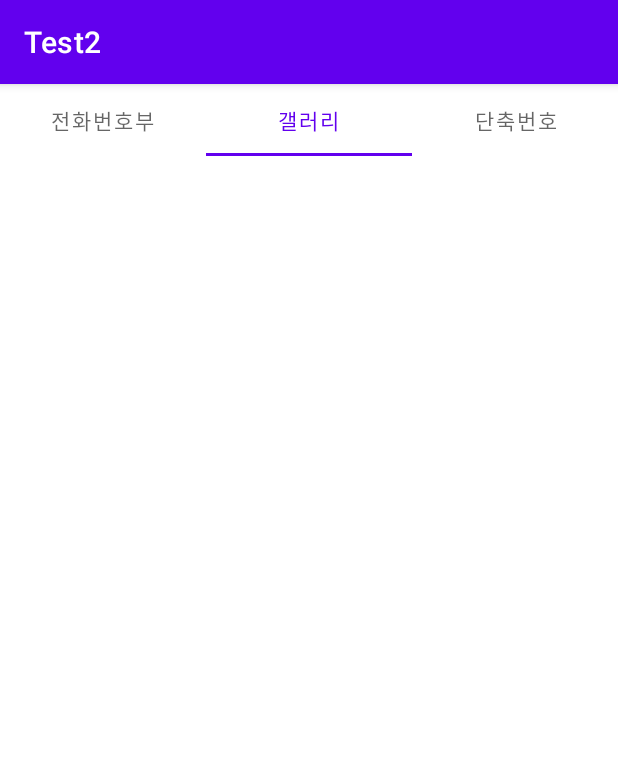
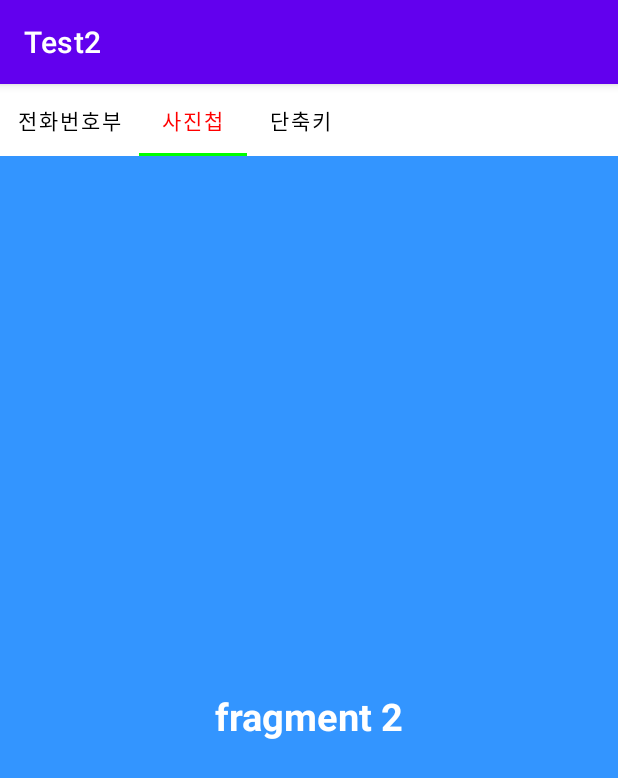
Before and after one commit to jsjclink/madcamp1w, an Android app: the screen it shows after launch (MainActivity), tab 2 chosen, on a phone screen of 412 x 824 dp. Shown: the top 778 px of the screen. Run offline under Robolectric (Android 15) with nearby library versions, the phone set to English and light mode, and no system bars.

Commit message:
Tab Complete

```diff
--- /dev/null
+++ b/app/src/main/java/com/example/test2/FirstTab.java
@@ -0,0 +1,32 @@
+package com.example.test2;
+
+import android.os.Bundle;
+import android.view.LayoutInflater;
+import android.view.View;
+import android.view.ViewGroup;
+import android.widget.TextView;
+
+import androidx.fragment.app.Fragment;
+
+public class FirstTab extends Fragment  {
+
+    @Override
+    public View onCreateView(LayoutInflater inflater, ViewGroup container, Bundle savedInstanceState) {
+        View v = inflater.inflate(R.layout.first_tab, container, false);
+
+        TextView tv = (TextView) v.findViewById(R.id.textView1);
+        tv.setText(getArguments().getString("msg"));
+        return v;
+    }
+
+    public static FirstTab newInstance(String text) {
+
+        FirstTab f = new FirstTab();
+        Bundle b = new Bundle();
+        b.putString("msg", text);
+
+        f.setArguments(b);
+
+        return f;
+    }
+}
--- a/app/src/main/java/com/example/test2/MainActivity.java
+++ b/app/src/main/java/com/example/test2/MainActivity.java
@@ -1,14 +1,74 @@
 package com.example.test2;
 
+import android.os.Bundle;
 import androidx.appcompat.app.AppCompatActivity;
-
-import android.os.Bundle;
+import androidx.fragment.app.Fragment;
+import androidx.fragment.app.FragmentActivity;
+import androidx.viewpager2.adapter.FragmentStateAdapter;
+import androidx.viewpager2.widget.ViewPager2;
+import com.google.android.material.tabs.TabLayout;
+import com.google.android.material.tabs.TabLayoutMediator;
 
 public class MainActivity extends AppCompatActivity {
-
+    private static final int NUM_PAGES = 3;
+    //The pager widget, which handles animation and allows swiping horizontally to access previous and next wizard steps.
+    public static ViewPager2 viewPager;
+    // The pager adapter, which provides the pages to the view pager widget.
+    private FragmentStateAdapter pagerAdapter;
+    // Array of tab titles
+    private String[] titles = new String[]{"전화번호부", "사진첩", "단축키"};
     @Override
     protected void onCreate(Bundle savedInstanceState) {
         super.onCreate(savedInstanceState);
         setContentView(R.layout.activity_main);
+        viewPager = findViewById(R.id.pager_content);
+        pagerAdapter = new MyPagerAdapter(this);
+        viewPager.setAdapter(pagerAdapter);
+        TabLayout tabLayout =(TabLayout) findViewById(R.id.layout_tab);
+        new TabLayoutMediator(tabLayout, viewPager,(tab, position) -> tab.setText(titles[position])).attach();
     }
+
+    private class MyPagerAdapter extends FragmentStateAdapter {
+
+        public MyPagerAdapter(FragmentActivity fa) {
+            super(fa);
+        }
+
+        @Override
+        public Fragment createFragment(int pos) {
+            switch (pos) {
+                case 0: {
+                    return FirstTab.newInstance("fragment 1");
+                }
+                case 1: {
+
+                    return SecondTab.newInstance("fragment 2");
+                }
+                case 2: {
+                    return ThirdTab.newInstance("fragment 3");
+                }
+                default:
+                    return FirstTab.newInstance("fragment 1, Default");
+            }
+        }
+
+        @Override
+        public int getItemCount() {
+            return NUM_PAGES;
+        }
+    }
+
+
+    @Override
+    public void onBackPressed() {
+        if (viewPager.getCurrentItem() == 0) {
+// If the user is currently looking at the first step, allow the system to handle the
+            // Back button. This calls finish() on this activity and pops the back stack.d
+            super.onBackPressed();
+        } else {
+// Otherwise, select the previous step.
+            viewPager.setCurrentItem(viewPager.getCurrentItem() - 1);
+        }
+    }
+
 }
--- /dev/null
+++ b/app/src/main/java/com/example/test2/SecondTab.java
@@ -0,0 +1,33 @@
+package com.example.test2;
+
+import android.os.Bundle;
+import android.view.LayoutInflater;
+import android.view.View;
+import android.view.ViewGroup;
+import android.widget.TextView;
+
+import androidx.fragment.app.Fragment;
+
+public class SecondTab extends Fragment {
+
+    @Override
+    public View onCreateView(LayoutInflater inflater, ViewGroup container, Bundle savedInstanceState) {
+        View v = inflater.inflate(R.layout.second_tab, container, false);
+
+        TextView tv = (TextView) v.findViewById(R.id.textView1);
+        tv.setText(getArguments().getString("msg"));
+
+        return v;
+    }
+
+    public static SecondTab newInstance(String text) {
+
+        SecondTab  f = new SecondTab();
+        Bundle b = new Bundle();
+        b.putString("msg", text);
+
+        f.setArguments(b);
+
+        return f;
+    }
+}
--- /dev/null
+++ b/app/src/main/java/com/example/test2/ThirdTab.java
@@ -0,0 +1,33 @@
+package com.example.test2;
+
+import android.os.Bundle;
+import android.view.LayoutInflater;
+import android.view.View;
+import android.view.ViewGroup;
+import android.widget.TextView;
+
+import androidx.fragment.app.Fragment;
+
+public class ThirdTab extends Fragment {
+
+    @Override
+    public View onCreateView(LayoutInflater inflater, ViewGroup container, Bundle savedInstanceState) {
+        View v = inflater.inflate(R.layout.third_tab, container, false);
+
+        TextView tv = (TextView) v.findViewById(R.id.textView1);
+        tv.setText(getArguments().getString("msg"));
+
+        return v;
+    }
+
+    public static ThirdTab newInstance(String text) {
+
+        ThirdTab  f = new ThirdTab();
+        Bundle b = new Bundle();
+        b.putString("msg", text);
+
+        f.setArguments(b);
+
+        return f;
+    }
+}
--- a/app/src/main/res/layout/activity_main.xml
+++ b/app/src/main/res/layout/activity_main.xml
@@ -1,5 +1,7 @@
 <?xml version="1.0" encoding="utf-8"?>
+
 <LinearLayout xmlns:android="http://schemas.android.com/apk/res/android"
+    xmlns:app="http://schemas.android.com/apk/res-auto"
     xmlns:tools="http://schemas.android.com/tools"
     android:layout_width="match_parent"
     android:layout_height="match_parent"
@@ -7,27 +9,17 @@
     tools:context=".MainActivity">
 
     <com.google.android.material.tabs.TabLayout
-        android:layout_width="match_parent"
-        android:layout_height="wrap_content">
-
-        <com.google.android.material.tabs.TabItem
-            android:layout_width="wrap_content"
-            android:layout_height="wrap_content"
-            android:text="@string/tab1"/>
-
-        <com.google.android.material.tabs.TabItem
-            android:layout_width="wrap_content"
-            android:layout_height="wrap_content"
-            android:text="@string/tab2" />
-
-        <com.google.android.material.tabs.TabItem
-            android:layout_width="wrap_content"
-            android:layout_height="wrap_content"
-            android:text="@string/tab3" />
-    </com.google.android.material.tabs.TabLayout>
+        android:id="@+id/layout_tab"
+        android:layout_width="wrap_content"
+        android:layout_height="wrap_content"
+        app:tabGravity="center"
+        app:tabMode="scrollable"
+        app:tabTextColor="#000000"
+        app:tabSelectedTextColor="#FF0000"
+        app:tabIndicatorColor="#00FF00" />
 
     <androidx.viewpager2.widget.ViewPager2
+        android:id="@+id/pager_content"
         android:layout_width="match_parent"
         android:layout_height="match_parent" />
-
-</LinearLayout>
+</LinearLayout >
--- /dev/null
+++ b/app/src/main/res/layout/second_tab.xml
@@ -0,0 +1,23 @@
+<?xml version="1.0" encoding="utf-8"?>
+<androidx.constraintlayout.widget.ConstraintLayout xmlns:android="http://schemas.android.com/apk/res/android"
+    xmlns:app="http://schemas.android.com/apk/res-auto"
+    xmlns:tools="http://schemas.android.com/tools"
+    android:id="@+id/cLayout1"
+    android:layout_width="match_parent"
+    android:layout_height="match_parent"
+    android:background="@color/frg2Color">
+
+    <TextView
+        android:id="@+id/textView1"
+        android:layout_width="wrap_content"
+        android:layout_height="wrap_content"
+        android:layout_marginTop="356dp"
+        android:text="sample text 2"
+        android:textSize="25dp"
+        android:textStyle="bold"
+        android:textColor="@color/white"
+        app:layout_constraintEnd_toEndOf="parent"
+        app:layout_constraintStart_toStartOf="parent"
+        app:layout_constraintTop_toTopOf="parent" />
+
+</androidx.constraintlayout.widget.ConstraintLayout>
```
Also changed, not shown: app/build.gradle (+6 -1 lines), app/src/main/res/layout/first_tab.xml (added, +22 -0 lines), app/src/main/res/layout/third_tab.xml (added, +24 -0 lines), app/src/main/res/values/colors.xml (+7 -0 lines), app/src/main/res/values/styles.xml (added, +12 -0 lines).
